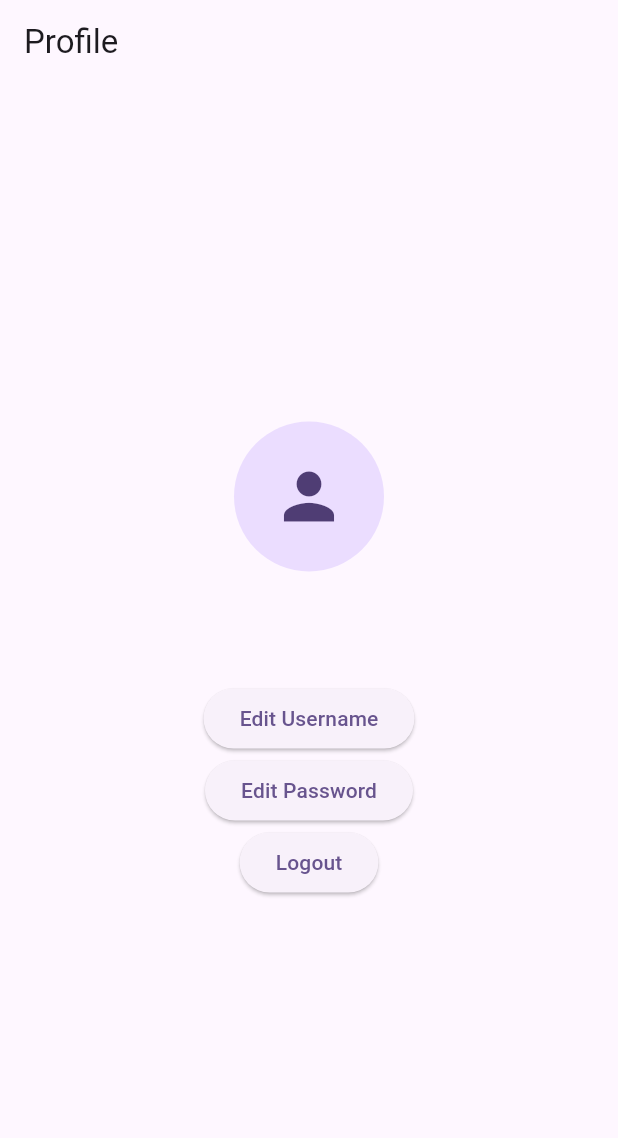
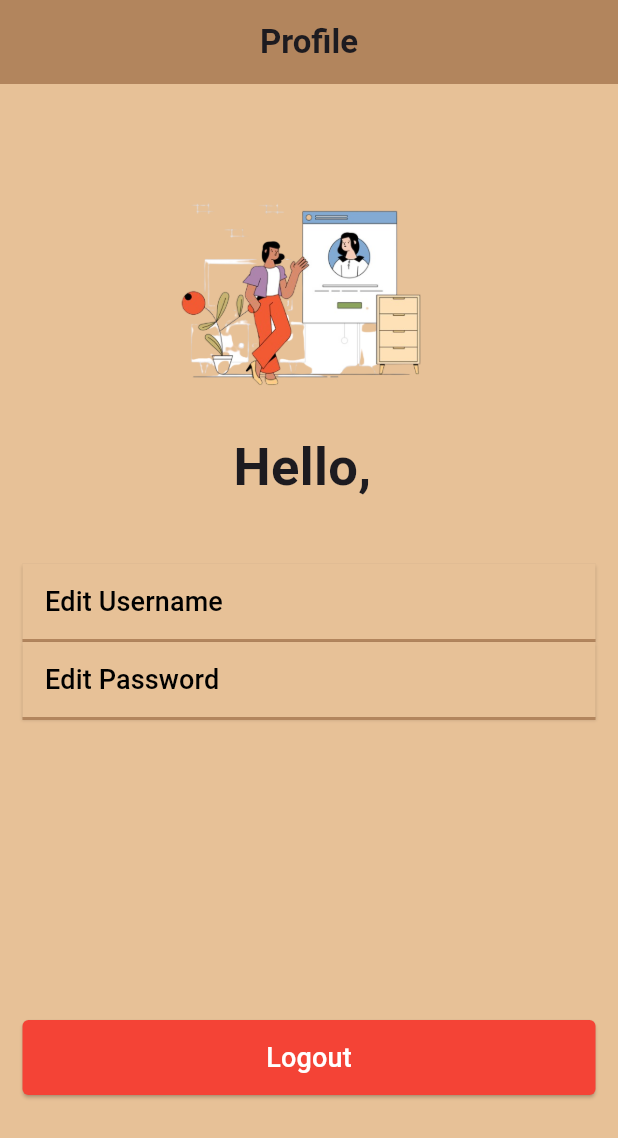
Before and after one commit to AdityaDwiputraSubroto/song_lyrics_app, a Flutter app: the ProfileScreen screen opened directly, on a phone screen of 412 x 824 dp. Shown: the top 1138 px of the screen. Run offline on Flutter 3.47's test engine with Material 3 defaults, Android fonts, the light colour scheme and no system bars; our stand-ins replace image_picker, shared_preferences, sqflite; accounts and stored records are empty.

Commit message:
update view profile screen

```diff
--- a/lib/views/profile_screen.dart
+++ b/lib/views/profile_screen.dart
@@ -13,6 +13,7 @@ class ProfileScreen extends StatefulWidget {
 class _ProfileScreenState extends State<ProfileScreen> {
   String? _username;
   AuthController authController = AuthController();
+
   @override
   void initState() {
     super.initState();
@@ -59,36 +60,130 @@ class _ProfileScreenState extends State<ProfileScreen> {
   @override
   Widget build(BuildContext context) {
     return Scaffold(
+      backgroundColor: Color(0xFFe7c197),
       appBar: AppBar(
-        title: Text('Profile'),
+        backgroundColor: Color(0xFFb2855d),
+        centerTitle: true,
+        title: Text(
+          'Profile',
+          style: TextStyle(fontWeight: FontWeight.bold),
         ),
-      body: Center(
+      ),
+      body: Padding(
+        padding: const EdgeInsets.symmetric(horizontal: 15),
+        child: Center(
           child: Column(
-          mainAxisAlignment: MainAxisAlignment.center,
+            mainAxisAlignment: MainAxisAlignment.start,
             children: <Widget>[
-            CircleAvatar(
-              radius: 50,
-              child: Icon(Icons.person, size: 50),
+              SizedBox(height: 50),
+              Image.asset(
+                'assets/profile-illustration.png',
+                width: 180,
+                height: 180,
               ),
-            SizedBox(height: 20),
               Text(
-              _username ?? '',
-              style: TextStyle(fontSize: 24, fontWeight: FontWeight.bold),
+                "Hello, ${_username ?? ''}",
+                style: TextStyle(fontSize: 35, fontWeight: FontWeight.bold),
               ),
-            SizedBox(height: 20),
-            ElevatedButton(
+              SizedBox(height: 40),
+              SizedBox(
+                width: double.infinity,
+                child: ElevatedButton(
                   onPressed: _editUsername,
-              child: Text('Edit Username'),
+                  style: ElevatedButton.styleFrom(
+                    padding: EdgeInsets.zero,
+                    shape: RoundedRectangleBorder(
+                      borderRadius: BorderRadius.zero,
+                      side: BorderSide.none,
                     ),
-            ElevatedButton(
+                    backgroundColor: Color(0xFFe7c197),
+                  ),
+                  child: Padding(
+                    padding: const EdgeInsets.fromLTRB(15, 12, 0, 12),
+                    child: Align(
+                      alignment: Alignment.centerLeft,
+                      child: Text(
+                        'Edit Username',
+                        style: TextStyle(
+                          color: Colors.black,
+                          fontSize: 18,
+                        ),
+                      ),
+                    ),
+                  ),
+                ),
+              ),
+              // garis
+              SizedBox(
+                width: double.infinity,
+                child: Container(
+                  height: 2.0,
+                  color: Color(0xFFb2855d),
+                ),
+              ),
+              SizedBox(
+                width: double.infinity,
+                child: ElevatedButton(
                   onPressed: _editPassword,
-              child: Text('Edit Password'),
+                  style: ElevatedButton.styleFrom(
+                    padding: EdgeInsets.zero,
+                    shape: RoundedRectangleBorder(
+                      borderRadius: BorderRadius.zero,
+                      side: BorderSide.none,
                     ),
-            ElevatedButton(
+                    backgroundColor: Color(0xFFe7c197),
+                  ),
+                  child: Padding(
+                    padding: const EdgeInsets.fromLTRB(15, 12, 0, 12),
+                    child: Align(
+                      alignment: Alignment.centerLeft,
+                      child: Text(
+                        'Edit Password',
+                        style: TextStyle(
+                          color: Colors.black,
+                          fontSize: 18,
+                        ),
+                      ),
+                    ),
+                  ),
+                ),
+              ),
+              // garis
+              SizedBox(
+                width: double.infinity,
+                child: Container(
+                  height: 2.0,
+                  color: Color(0xFFb2855d),
+                ),
+              ),
+              SizedBox(height: 200),
+              Positioned(
+                left: 0,
+                right: 0,
+                bottom: 20,
+                child: SizedBox(
+                  width: double.infinity,
+                  child: ElevatedButton(
                     onPressed: () => authController.logout(context),
-              child: Text('Logout'),
+                    style: ElevatedButton.styleFrom(
+                      padding: EdgeInsets.all(12),
+                      shape: RoundedRectangleBorder(
+                        borderRadius: BorderRadius.circular(4),
+                      ),
+                      backgroundColor: Colors.red,
+                    ),
+                    child: Text(
+                      'Logout',
+                      style: TextStyle(
+                        color: Colors.white,
+                        fontSize: 18,
+                      ),
+                    ),
+                  ),
+                ),
               ),
             ],
+          ),
         ),
       ),
     );
```
Also changed, not shown: assets/profile-illustration.png (added). Lines whose indentation alone changed are shown as unchanged.
